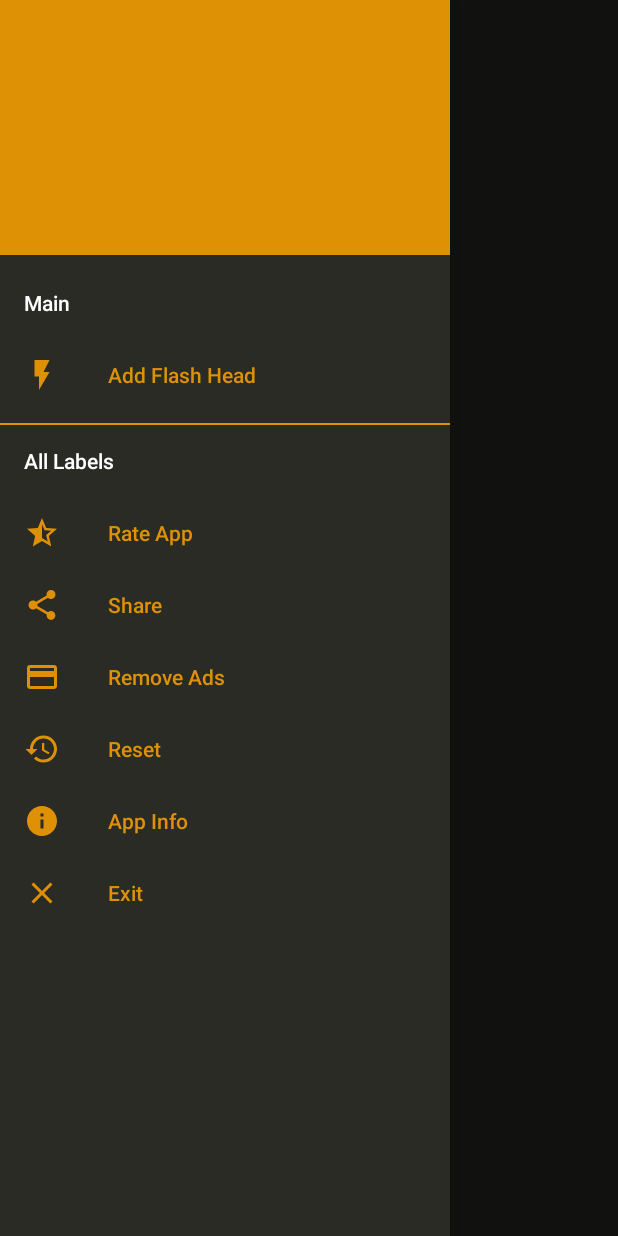
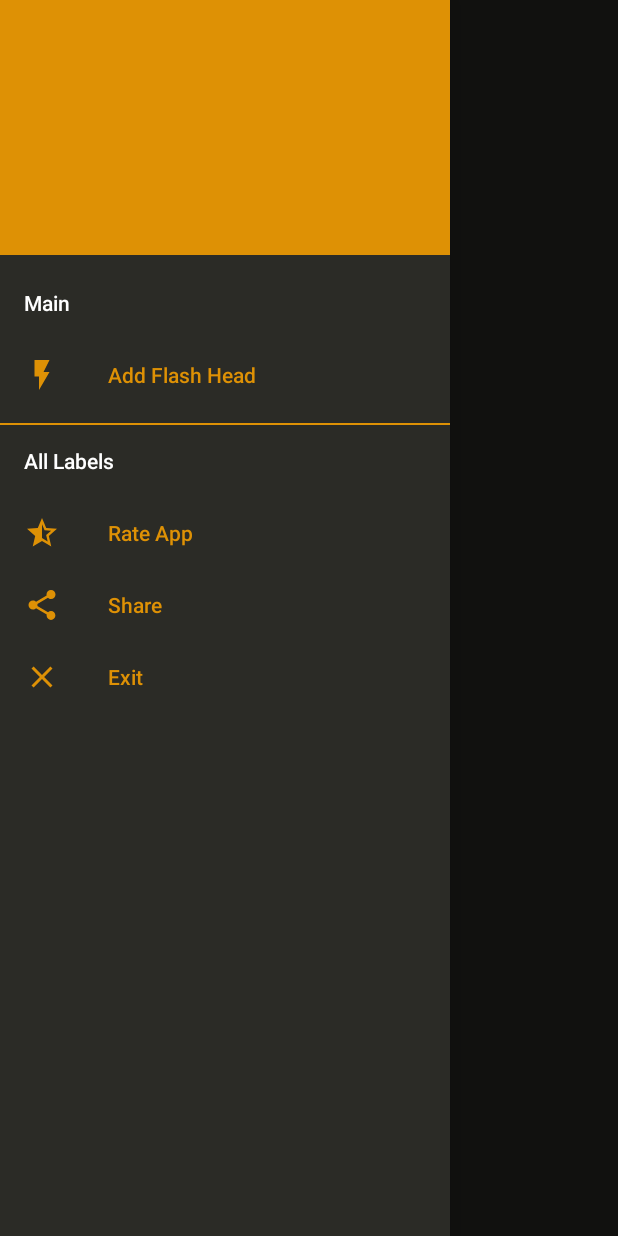
Before and after one commit to Onkar303/Android-FlashLight-App, an Android app: the screen it shows after launch (MainActivity), with the side drawer open, on a phone screen of 412 x 824 dp. Run offline under Robolectric (Android 15) with nearby library versions, the phone set to English and light mode, and no system bars; our stand-ins replace AdMob.

Commit message:
Minor improvments
Happy coding bro !

```diff
--- a/app/src/main/java/project/july2019/androidflashlight/Fragments/SOSScreen.java
+++ b/app/src/main/java/project/july2019/androidflashlight/Fragments/SOSScreen.java
@@ -24,6 +24,7 @@ import java.util.Date;
 
 import project.july2019.androidflashlight.Utils.CircularSeekBar;
 import project.july2019.androidflashlight.Utils.MyCustomTimer;
+import project.july2019.androidflashlight.Utils.SOSThread;
 
 public class SOSScreen extends Fragment implements View.OnClickListener,CircularSeekBar.OnCircularSeekBarChangeListener{
 
@@ -33,8 +34,10 @@ public class SOSScreen extends Fragment implements View.OnClickListener,Circular
     VibrationEffect vibrationEffect;
     CameraManager cameraManager;
     TextView frequencyText;
-    MyCustomTimer myCustomTimer;
+    MyCustomTimer myCustomTimer,customtimer2;
     boolean isEnabled=false;
+    CountDownTimer countDownTimer;
+    SOSFrequency sosFrequencymethod;
 
 
     @Override
@@ -61,14 +64,12 @@ public class SOSScreen extends Fragment implements View.OnClickListener,Circular
 
         circularSeekBar=view.findViewById(R.id.circularseekbar);
         circularSeekBar.setOnSeekBarChangeListener(this);
+        frequencyText=view.findViewById(R.id.frequencyText);
+        vibrator= (Vibrator) getActivity().getSystemService(Context.VIBRATOR_SERVICE);
+        cameraManager=(CameraManager)getActivity().getSystemService(Context.CAMERA_SERVICE);
+        myCustomTimer=new MyCustomTimer(1000000000,1000,getActivity(),cameraManager);
 
-        frequencyText=view.findViewById(R.id.frequencyText);
 
-        vibrator= (Vibrator) getActivity().getSystemService(Context.VIBRATOR_SERVICE);
-
-        cameraManager=(CameraManager)getActivity().getSystemService(Context.CAMERA_SERVICE);
-
-        myCustomTimer=new MyCustomTimer(1000000000,1000,getActivity(),cameraManager);
 
     }
 
@@ -80,6 +81,16 @@ public class SOSScreen extends Fragment implements View.OnClickListener,Circular
                 if(isEnabled)
                 {
                     myCustomTimer.cancel();
+                    try
+                    {
+                        if(Build.VERSION.SDK_INT>= Build.VERSION_CODES.M)
+                        {
+                            cameraManager.setTorchMode(cameraManager.getCameraIdList()[0],false);
+                        }
+                    }catch(Exception e)
+                    {
+                        e.printStackTrace();
+                    }
                     isEnabled=false;
                 }
                 else
@@ -94,21 +105,21 @@ public class SOSScreen extends Fragment implements View.OnClickListener,Circular
     //circular seek bar methods
     @Override
     public void onProgressChanged(CircularSeekBar circularSeekBar, int progress, boolean fromUser) {
-        int max = circularSeekBar.getMax();
+
         if((progress%25) == 0)
         {
 
+            sosFrequencymethod.getFrequency((progress/25));
             frequencyText.setText(String.valueOf((progress/25)));
             //Toast.makeText(getContext(), "tiggered", Toast.LENGTH_SHORT).show();
             if(Build.VERSION.SDK_INT>=Build.VERSION_CODES.O)
             {
-                vibrator.vibrate(VibrationEffect.createOneShot(1000,VibrationEffect.DEFAULT_AMPLITUDE));
+                vibrator.vibrate(VibrationEffect.createOneShot(70,VibrationEffect.DEFAULT_AMPLITUDE));
             }
             else
             {
-                vibrator.vibrate(100);
+                vibrator.vibrate(70);
             }
-
         }
 
 
@@ -124,4 +135,6 @@ public class SOSScreen extends Fragment implements View.OnClickListener,Circular
 
     }
 
+
+
 }
--- a/app/src/main/java/project/july2019/androidflashlight/Utils/MyCustomTimer.java
+++ b/app/src/main/java/project/july2019/androidflashlight/Utils/MyCustomTimer.java
@@ -5,18 +5,27 @@ import android.graphics.Camera;
 import android.hardware.camera2.CameraManager;
 import android.os.Build;
 import android.os.CountDownTimer;
+import android.os.SystemClock;
+import android.util.Log;
+
+import java.util.Calendar;
+
+import project.july2019.androidflashlight.Fragments.SOSScreen;
 
 public class MyCustomTimer extends CountDownTimer {
 
     Context context;
     CameraManager cameraManager;
-    Thread thread;
-    public MyCustomTimer(int timer, int interval, Context context, CameraManager cameraManager)
-    {
-        super(timer,interval);
-        this.context=context;
-        this.cameraManager=cameraManager;
-        thread=new Thread();
+    int currentFrequency=0;
+    SOSScreen sosScreen;
+
+
+    public MyCustomTimer(int timer, int interval, Context context, CameraManager cameraManager) {
+        super(timer, interval);
+        this.context = context;
+        this.cameraManager = cameraManager;
+
+
     }
 
     @Override
@@ -30,34 +39,21 @@ public class MyCustomTimer extends CountDownTimer {
     }
 
 
-    public void doFlash(final long milliseconds)
-    {
-        if(Build.VERSION.SDK_INT>=Build.VERSION_CODES.M)
-        {
+    public void doFlash(final long milliseconds) {
+        if (Build.VERSION.SDK_INT >= Build.VERSION_CODES.M) {
 
-            new Thread(new Runnable() {
-                @Override
-                public void run() {
-
+            Log.d("seconds",String.valueOf(Math.round(milliseconds/1000)));
             try {
-                        if(milliseconds%2000==0)
-                        {
+                if ((Math.round(milliseconds/1000)%(currentFrequency+1))==0) {
                     cameraManager.setTorchMode(cameraManager.getCameraIdList()[0], true);
-                        }
-                        else
-                        {
+                } else {
                     cameraManager.setTorchMode(cameraManager.getCameraIdList()[0], false);
                 }
             } catch (Exception e) {
                 e.printStackTrace();
             }
         }
-            }).run();
 
-
-
-
-        }
 
     }
 
--- a/app/src/main/res/layout/activity_main.xml
+++ b/app/src/main/res/layout/activity_main.xml
@@ -57,7 +57,11 @@
         app:headerLayout="@layout/navigation_header"
         app:itemTextColor="@color/colorAccent"
         app:itemIconTint="@color/colorAccent"
-        />
+        >
+
+    </android.support.design.widget.NavigationView>
+
+
 
 
 </android.support.v4.widget.DrawerLayout>
--- a/app/src/main/res/menu/menu.xml
+++ b/app/src/main/res/menu/menu.xml
@@ -31,15 +31,18 @@
                 <item
                     android:id="@+id/remove_ads"
                     android:icon="@drawable/purchase"
-                    android:title="Remove Ads" />
+                    android:title="Remove Ads"
+                    android:visible="false"/>
                 <item
                     android:id="@+id/reset"
                     android:icon="@drawable/reset"
-                    android:title="Reset" />
+                    android:title="Reset"
+                    android:visible="false"/>
                 <item
                     android:id="@+id/app_info"
                     android:icon="@drawable/app_info"
-                    android:title="App Info" />
+                    android:title="App Info"
+                    android:visible="false"/>
                 <item
                     android:id="@+id/exit"
                     android:icon="@drawable/exit"
```
Also changed, not shown: app/src/main/java/project/july2019/androidflashlight/Utils/SOSThread.java (+10 -2 lines). Lines whose indentation alone changed are shown as unchanged.
